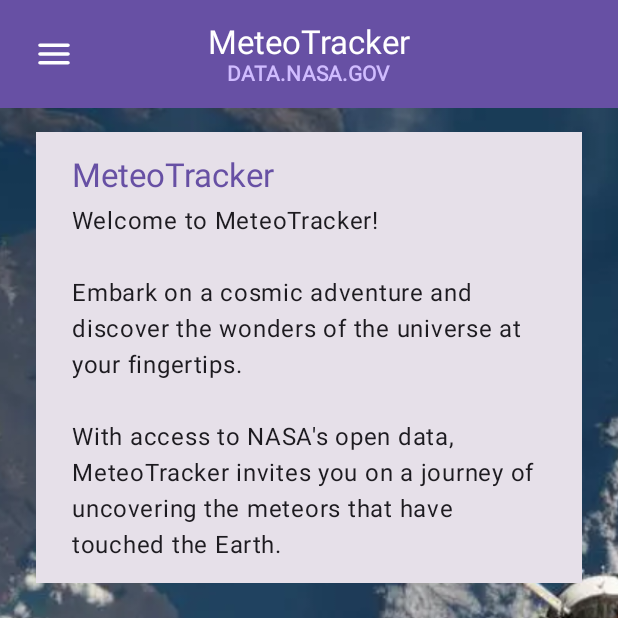
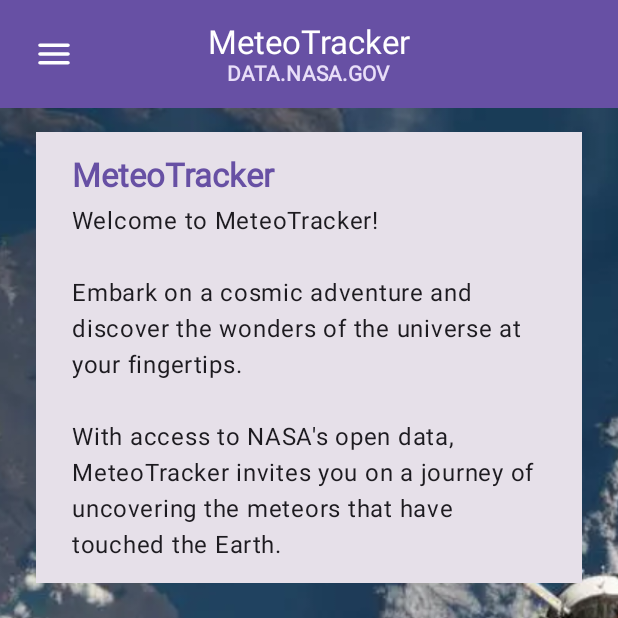
Before and after one commit to xlazarov/MeteoTracker, an Android app built with Jetpack Compose: the screen it shows after launch (MainActivity), on a phone screen of 412 x 824 dp, the top half of it. Run offline under Robolectric (Android 15) with nearby library versions, the phone set to English and light mode, and no system bars; our stand-ins replace Dagger/Hilt's generated code.

Commit message:
Color edits

```diff
--- a/app/src/main/java/com/example/meteortracker/presentation/common/components/TopAppBar.kt
+++ b/app/src/main/java/com/example/meteortracker/presentation/common/components/TopAppBar.kt
@@ -44,7 +44,7 @@ fun TopAppBar(
             Text(
                 text = "DATA.NASA.GOV",
                 style = typography.titleSmall,
-                color = colorScheme.inversePrimary,
+                color = colorScheme.secondaryContainer,
                 fontWeight = FontWeight.SemiBold
             )
         }
--- a/app/src/main/java/com/example/meteortracker/presentation/home/components/WelcomeText.kt
+++ b/app/src/main/java/com/example/meteortracker/presentation/home/components/WelcomeText.kt
@@ -12,6 +12,7 @@ import androidx.compose.runtime.Composable
 import androidx.compose.ui.Modifier
 import androidx.compose.ui.graphics.RectangleShape
 import androidx.compose.ui.res.stringResource
+import androidx.compose.ui.text.font.FontWeight
 import androidx.compose.ui.unit.dp
 import com.example.meteortracker.R
 
@@ -22,7 +23,8 @@ fun WelcomeText(modifier: Modifier = Modifier) {
             Text(
                 text = "MeteoTracker",
                 style = typography.titleLarge,
-                color = colorScheme.surfaceTint
+                color = colorScheme.primary,
+                fontWeight = FontWeight.SemiBold
             )
             Spacer(modifier = Modifier.height(8.dp))
             Text(
```
